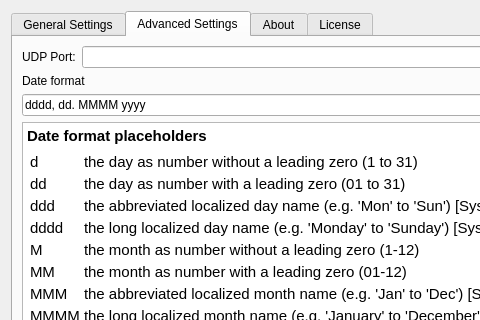
Qt form settings.ui (saschaludwig/OnAirScreen) before a commit; both pictures show x 0 to 480 and y 0 to 320 of the 677 by 791 pixel window.
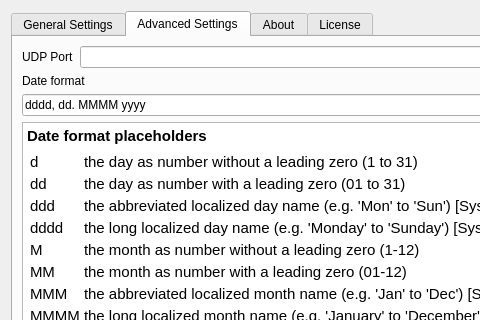
The same form after that commit. The open tabs and pages were chosen to show the change. Icons and pictures are not drawn.

What changed in the file:
```diff
--- a/settings.ui
+++ b/settings.ui
@@ -1265,7 +1265,7 @@
          <item row="0" column="0">
           <widget class="QLabel" name="label_4">
            <property name="text">
-            <string>UDP Port:</string>
+            <string>UDP Port</string>
            </property>
           </widget>
          </item>
```
